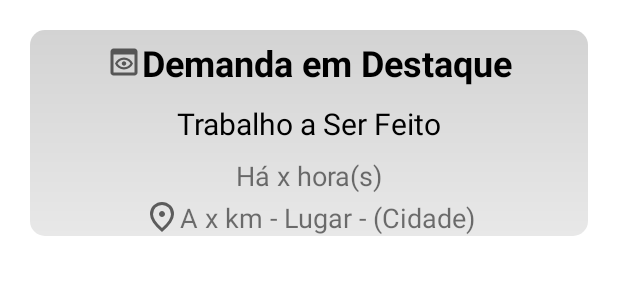
After one commit to Rian-Noronha/tuaobraparacliente, an Android app: the layout item_demanda.xml on its own in the app's theme, with its tools: preview values and no code run, on a phone screen of 412 x 824 dp. The commit adds this screen. Shown: the top 300 px of the screen. Run offline under Robolectric (Android 15) with nearby library versions, the phone set to English and light mode, and no system bars.

Commit message:
[feat] add recycler demanda

```diff
--- /dev/null
+++ b/app/src/main/res/drawable/background_demanda.xml
@@ -0,0 +1,8 @@
+<?xml version="1.0" encoding="utf-8"?>
+<shape xmlns:android="http://schemas.android.com/apk/res/android">
+    <gradient
+        android:startColor="#E8E8E8"
+        android:endColor="#D3D3D3"
+        android:angle="90"/>
+    <corners android:radius="10dp"/>
+</shape>
--- /dev/null
+++ b/app/src/main/res/drawable/ic_locaiton_demanda_black_24dp.xml
@@ -0,0 +1,10 @@
+<vector xmlns:android="http://schemas.android.com/apk/res/android"
+    android:width="24dp"
+    android:height="24dp"
+    android:viewportWidth="960"
+    android:viewportHeight="960"
+    android:tint="?attr/colorControlNormal">
+    <path
+        android:fillColor="@android:color/white"
+        android:pathData="M480,480Q513,480 536.5,456.5Q560,433 560,400Q560,367 536.5,343.5Q513,320 480,320Q447,320 423.5,343.5Q400,367 400,400Q400,433 423.5,456.5Q447,480 480,480ZM480,774Q602,662 661,570.5Q720,479 720,408Q720,299 650.5,229.5Q581,160 480,160Q379,160 309.5,229.5Q240,299 240,408Q240,479 299,570.5Q358,662 480,774ZM480,880Q319,743 239.5,625.5Q160,508 160,408Q160,258 256.5,169Q353,80 480,80Q607,80 703.5,169Q800,258 800,408Q800,508 720.5,625.5Q641,743 480,880ZM480,400Q480,400 480,400Q480,400 480,400Q480,400 480,400Q480,400 480,400Q480,400 480,400Q480,400 480,400Q480,400 480,400Q480,400 480,400Z"/>
+</vector>
--- /dev/null
+++ b/app/src/main/res/drawable/ic_preview_demanda_black_24dp.xml
@@ -0,0 +1,10 @@
+<vector xmlns:android="http://schemas.android.com/apk/res/android"
+    android:width="24dp"
+    android:height="24dp"
+    android:viewportWidth="960"
+    android:viewportHeight="960"
+    android:tint="?attr/colorControlNormal">
+    <path
+        android:fillColor="@android:color/white"
+        android:pathData="M200,840Q167,840 143.5,816.5Q120,793 120,760L120,200Q120,167 143.5,143.5Q167,120 200,120L760,120Q793,120 816.5,143.5Q840,167 840,200L840,760Q840,793 816.5,816.5Q793,840 760,840L200,840ZM200,760L760,760Q760,760 760,760Q760,760 760,760L760,280L200,280L200,760Q200,760 200,760Q200,760 200,760ZM480,680Q398,680 333.5,635.5Q269,591 240,520Q269,449 333.5,404.5Q398,360 480,360Q562,360 626.5,404.5Q691,449 720,520Q691,591 626.5,635.5Q562,680 480,680ZM480,620Q536,620 582,593.5Q628,567 654,520Q628,473 582,446.5Q536,420 480,420Q424,420 378,446.5Q332,473 306,520Q332,567 378,593.5Q424,620 480,620ZM480,520Q480,520 480,520Q480,520 480,520Q480,520 480,520Q480,520 480,520Q480,520 480,520Q480,520 480,520Q480,520 480,520Q480,520 480,520ZM480,580Q505,580 522.5,562.5Q540,545 540,520Q540,495 522.5,477.5Q505,460 480,460Q455,460 437.5,477.5Q420,495 420,520Q420,545 437.5,562.5Q455,580 480,580Z"/>
+</vector>
--- /dev/null
+++ b/app/src/main/res/layout/item_demanda.xml
@@ -0,0 +1,83 @@
+<?xml version="1.0" encoding="utf-8"?>
+<androidx.constraintlayout.widget.ConstraintLayout xmlns:android="http://schemas.android.com/apk/res/android"
+    xmlns:app="http://schemas.android.com/apk/res-auto"
+    xmlns:tools="http://schemas.android.com/tools"
+    android:layout_width="match_parent"
+    android:layout_height="wrap_content"
+    android:padding="20dp">
+
+
+    <androidx.constraintlayout.widget.ConstraintLayout
+        android:id="@+id/constraintLayout"
+        android:layout_width="match_parent"
+        android:background="@drawable/background_demanda"
+        android:layout_height="match_parent"
+        app:layout_constraintEnd_toEndOf="parent"
+        app:layout_constraintBottom_toBottomOf="parent"
+        app:layout_constraintStart_toStartOf="parent"
+        app:layout_constraintTop_toTopOf="parent">
+
+        <TextView
+            android:id="@+id/txtTituloDemanda"
+            android:layout_width="wrap_content"
+            android:layout_height="wrap_content"
+            android:layout_margin="5dp"
+            android:text="@string/titulo_demanda"
+            android:textColor="@color/black"
+            android:textSize="24sp"
+            android:textStyle="bold"
+            app:drawableStartCompat="@drawable/ic_preview_demanda_black_24dp"
+            app:layout_constraintBottom_toTopOf="@+id/txtTrabalhoASerFeito"
+            app:layout_constraintLeft_toLeftOf="parent"
+            app:layout_constraintRight_toRightOf="parent"
+            app:layout_constraintTop_toTopOf="parent"
+            app:layout_constraintVertical_bias="0.5"
+            app:layout_constraintVertical_chainStyle="packed">
+        </TextView>
+
+        <TextView
+            android:id="@+id/txtTrabalhoASerFeito"
+            android:layout_width="wrap_content"
+            android:layout_height="wrap_content"
+            android:layout_margin="5dp"
+            android:textColor="@color/black"
+            android:textSize="20sp"
+            app:layout_constraintBottom_toTopOf="@+id/txtHorarioPublicacao"
+            app:layout_constraintEnd_toEndOf="@id/txtTituloDemanda"
+            app:layout_constraintStart_toStartOf="@id/txtTituloDemanda"
+            app:layout_constraintTop_toBottomOf="@+id/txtTituloDemanda"
+            app:layout_constraintVertical_bias="0.5"
+            tools:text="Trabalho a Ser Feito">
+        </TextView>
+
+        <TextView
+            android:id="@+id/txtHorarioPublicacao"
+            android:layout_width="wrap_content"
+            android:layout_height="wrap_content"
+            android:layout_margin="3dp"
+            android:textSize="18sp"
+            app:layout_constraintBottom_toTopOf="@+id/txtLocalizacao"
+            app:layout_constraintEnd_toEndOf="@id/txtTrabalhoASerFeito"
+            app:layout_constraintStart_toStartOf="@id/txtTrabalhoASerFeito"
+            app:layout_constraintTop_toBottomOf="@+id/txtTrabalhoASerFeito"
+            app:layout_constraintVertical_bias="0.5"
+            tools:text="Há x hora(s)">
+        </TextView>
+
+        <TextView
+            android:id="@+id/txtLocalizacao"
+            android:layout_width="wrap_content"
+            android:layout_height="wrap_content"
+            android:layout_margin="3dp"
+            android:textSize="18sp"
+            app:drawableStartCompat="@drawable/ic_locaiton_demanda_black_24dp"
+            app:layout_constraintEnd_toEndOf="@id/txtHorarioPublicacao"
+            app:layout_constraintStart_toStartOf="@id/txtHorarioPublicacao"
+            app:layout_constraintTop_toBottomOf="@+id/txtHorarioPublicacao"
+            app:layout_constraintVertical_bias="0.5"
+            tools:text="A x km - Lugar - (Cidade)">
+        </TextView>
+    </androidx.constraintlayout.widget.ConstraintLayout>
+
+
+</androidx.constraintlayout.widget.ConstraintLayout>
```
Also changed, not shown: app/src/main/java/com/rn/tuaobraparacliente/ui/home/HomeFragment.kt (+0 -9 lines), app/src/main/res/drawable/ic_add_24px.xml (added, +10 -0 lines), app/src/main/res/layout/fragment_home.xml (+23 -12 lines), app/src/main/res/values/strings.xml (+33 -0 lines).
